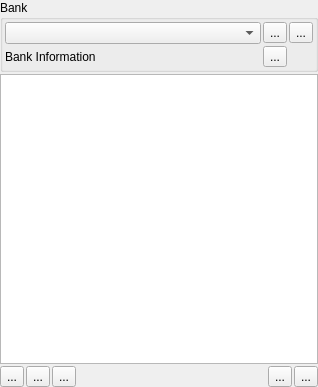
GameOverture/HarmonyEngine, file Editor/src/Shared/Manager/ManagerWidget.ui: the form before one commit.
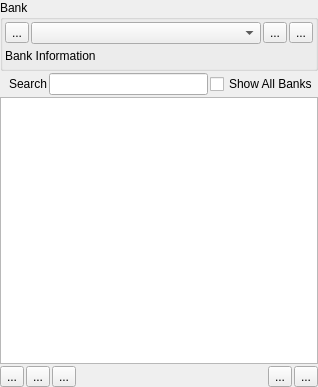
The form after the commit. Icons and pictures are not drawn. Custom widgets are drawn as their Qt base class.

Commit message: Asset manager search and filter functionality!

Diff of the .ui file:
```diff
--- a/Editor/src/Shared/Manager/ManagerWidget.ui
+++ b/Editor/src/Shared/Manager/ManagerWidget.ui
@@ -50,22 +50,25 @@
       <property name="spacing">
        <number>2</number>
       </property>
-      <item row="0" column="0">
+      <item row="1" column="0">
        <layout class="QHBoxLayout" name="horizontalLayout_4">
         <item>
-         <widget class="QComboBox" name="cmbBanks"/>
-        </item>
-       </layout>
-      </item>
-      <item row="0" column="1">
-       <layout class="QHBoxLayout" name="horizontalLayout_2">
-        <item>
          <widget class="QToolButton" name="btnAddBank">
           <property name="text">
            <string>...</string>
           </property>
          </widget>
         </item>
+        <item>
+         <widget class="QComboBox" name="cmbBanks"/>
+        </item>
+        <item>
+         <widget class="QToolButton" name="btnBankSettings">
+          <property name="text">
+           <string>...</string>
+          </property>
+         </widget>
+        </item>
         <item>
          <widget class="QToolButton" name="btnRemoveBank">
           <property name="text">
@@ -75,7 +78,7 @@
         </item>
        </layout>
       </item>
-      <item row="1" column="0">
+      <item row="2" column="0">
        <layout class="QHBoxLayout" name="horizontalLayout_6">
         <property name="spacing">
          <number>2</number>
@@ -102,16 +105,55 @@
         </item>
        </layout>
       </item>
-      <item row="1" column="1">
-       <widget class="QToolButton" name="btnBankSettings">
-        <property name="text">
-         <string>...</string>
-        </property>
-       </widget>
-      </item>
      </layout>
     </widget>
    </item>
+   <item>
+    <layout class="QHBoxLayout" name="horizontalLayout">
+     <item>
+      <widget class="QLabel" name="lblSearchIcon">
+       <property name="sizePolicy">
+        <sizepolicy hsizetype="Maximum" vsizetype="Preferred">
+         <horstretch>0</horstretch>
+         <verstretch>0</verstretch>
+        </sizepolicy>
+       </property>
+       <property name="text">
+        <string/>
+       </property>
+       <property name="textFormat">
+        <enum>Qt::PlainText</enum>
+       </property>
+       <property name="pixmap">
+        <pixmap resource="../../../data/HyEditor.qrc">:/icons16x16/search.png</pixmap>
+       </property>
+      </widget>
+     </item>
+     <item>
+      <widget class="QLabel" name="lblSearchText">
+       <property name="text">
+        <string>Search</string>
+       </property>
+      </widget>
+     </item>
+     <item>
+      <widget class="QLineEdit" name="txtSearch"/>
+     </item>
+     <item>
+      <widget class="QCheckBox" name="chkShowAllBanks">
+       <property name="sizePolicy">
+        <sizepolicy hsizetype="Maximum" vsizetype="Fixed">
+         <horstretch>0</horstretch>
+         <verstretch>0</verstretch>
+        </sizepolicy>
+       </property>
+       <property name="text">
+        <string>Show All Banks</string>
+       </property>
+      </widget>
+     </item>
+    </layout>
+   </item>
    <item>
     <widget class="ManagerTreeView" name="assetTree">
      <property name="dragEnabled">
```
The commit also changes 4 other files.
